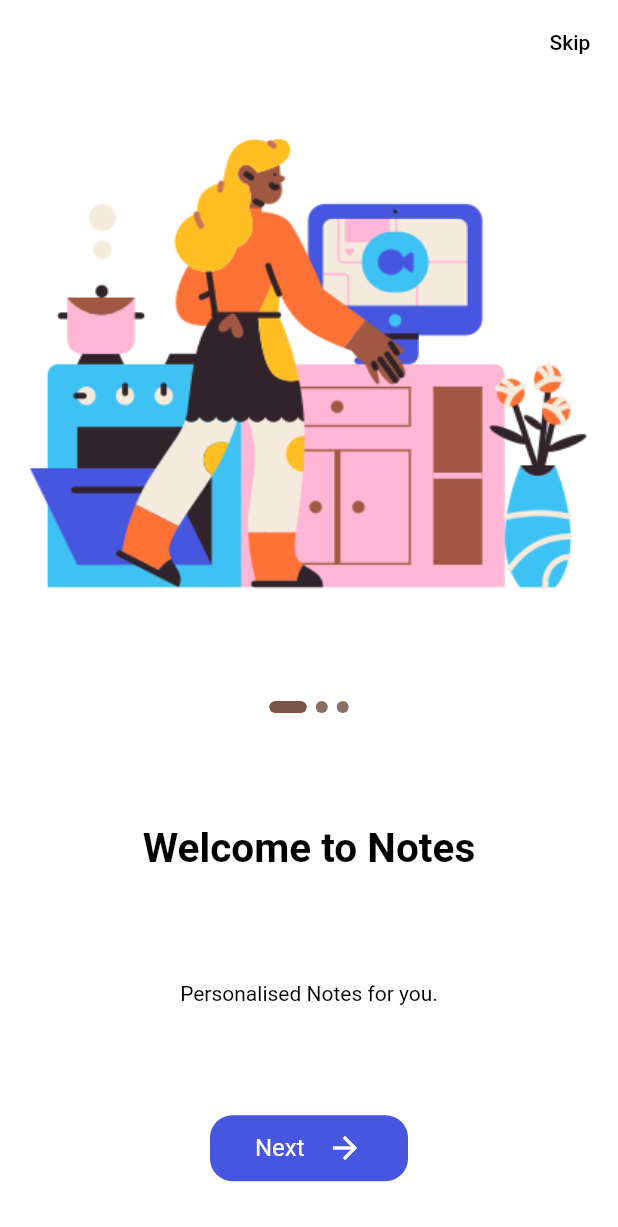
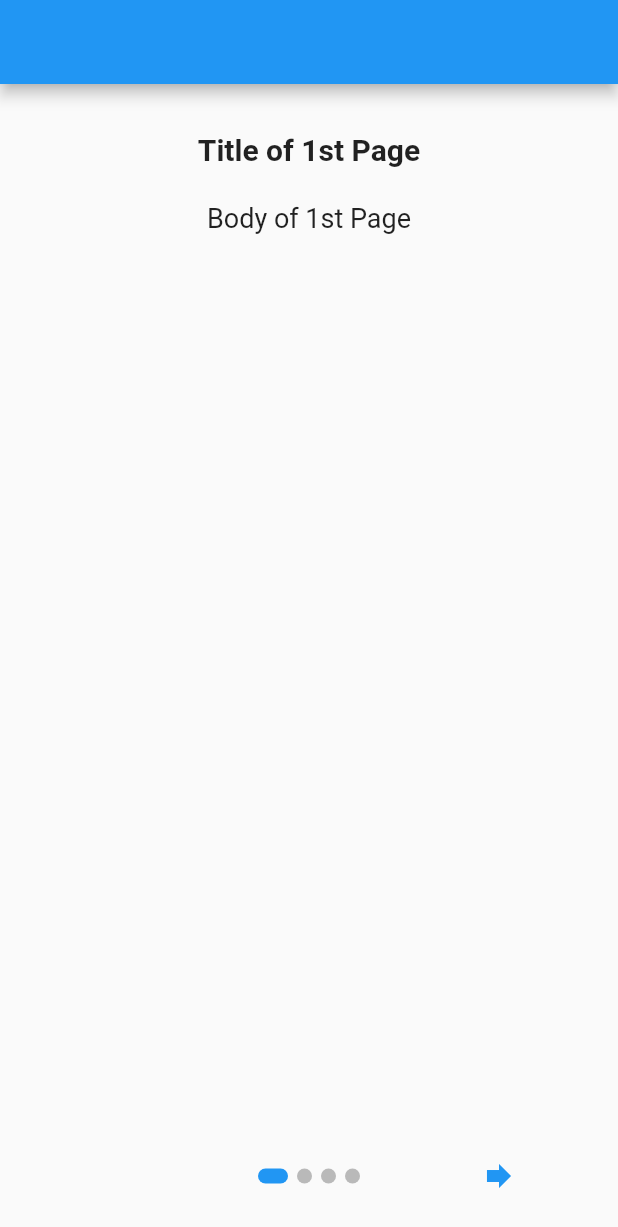
Before and after one commit to Munyaradzi-Chigangawa/notes-frontend, a Flutter app: the screen it shows after launch, on a phone screen of 412 x 824 dp. Shown: the top 1227 px of the screen. Run offline on Flutter 3.47's test engine with Material 2 defaults, Android fonts, the phone set to English and light mode, and no system bars; drawn by our look-alikes of introduction_screen; our stand-ins replace hive, hive_flutter; accounts and stored records are empty; Roboto replaces fonts that are missing (Montserrat, Poppins).

Commit message:
updated files

```diff
--- a/lib/main.dart
+++ b/lib/main.dart
@@ -1,12 +1,11 @@
 import 'package:flutter/material.dart';
-import 'package:notes/screens/main_menu.dart';
-import 'package:notes/screens/on_boarding.dart';
-import 'package:shared_preferences/shared_preferences.dart';
+import 'package:hive_flutter/adapters.dart';
+import 'package:notes/page_selector.dart';
 
-int? isviewed;
-Future<void> main() async {
-  SharedPreferences prefs = await SharedPreferences.getInstance();
-  isviewed = prefs.getInt('onBoard');
+void main() async {
+  WidgetsFlutterBinding.ensureInitialized();
+  await Hive.initFlutter();
+  await Hive.openBox('');
   runApp(const MyApp());
 }
 
@@ -20,6 +19,6 @@ class MyApp extends StatelessWidget {
         theme: ThemeData(
           primarySwatch: Colors.blue,
         ),
-        home: isviewed != 0 ? const OnBoard() : const MainMenu());
+        home: const PageSelector());
   }
 }
--- /dev/null
+++ b/lib/screens/on_board.dart
@@ -0,0 +1,58 @@
+import 'package:flutter/material.dart';
+import 'package:hive/hive.dart';
+import 'package:introduction_screen/introduction_screen.dart';
+import 'package:notes/screens/main_menu.dart';
+
+class OnBoard extends StatelessWidget {
+  const OnBoard({Key? key}) : super(key: key);
+
+  @override
+  Widget build(BuildContext context) {
+    final box = Hive.box('');
+
+    return Scaffold(
+      appBar: AppBar(),
+      body: IntroductionScreen(
+        pages: [
+          PageViewModel(
+            title: 'Title of 1st Page',
+            body: 'Body of 1st Page',
+          ),
+          PageViewModel(
+            title: 'Title of 2nd Page',
+            body: 'Body of 2nd Page',
+          ),
+          PageViewModel(
+            title: 'Title of 3rd Page',
+            body: 'Body of 3rd Page',
+          ),
+          PageViewModel(
+            title: 'Title of 4th Page',
+            body: 'Body of 4th Page',
+          ),
+        ],
+        onDone: () {
+          box.put('introduction', false);
+          Navigator.of(context).pushReplacement(
+            MaterialPageRoute(
+              builder: (BuildContext context) {
+                return const MainMenu();
+              },
+            ),
+          );
+        },
+        skip: const Icon(Icons.skip_next),
+        next: const Icon(Icons.forward),
+        done: const Text("Done", style: TextStyle(fontWeight: FontWeight.w600)),
+        dotsDecorator: DotsDecorator(
+            size: const Size.square(10.0),
+            activeSize: const Size(20.0, 10.0),
+            activeColor: Colors.blue,
+            color: Colors.black26,
+            spacing: const EdgeInsets.symmetric(horizontal: 3.0),
+            activeShape: RoundedRectangleBorder(
+                borderRadius: BorderRadius.circular(25.0))),
+      ),
+    );
+  }
+}
--- a/lib/screens/on_boarding.dart
+++ /dev/null
@@ -1,197 +0,0 @@
-import 'package:flutter/material.dart';
-import 'package:notes/constants/constants.dart';
-import 'package:notes/models/on_board.dart';
-import 'package:notes/screens/main_menu.dart';
-import 'package:shared_preferences/shared_preferences.dart';
-
-class OnBoard extends StatefulWidget {
-  const OnBoard({Key? key}) : super(key: key);
-
-  @override
-  _OnBoardState createState() => _OnBoardState();
-}
-
-class _OnBoardState extends State<OnBoard> {
-  int currentIndex = 0;
-  late PageController _pageController;
-  List<OnboardModel> screens = <OnboardModel>[
-    OnboardModel(
-      img: 'assets/images/img-1.png',
-      text: "Welcome to Notes",
-      desc: "Personalised Notes for you.",
-      bg: Colors.white,
-      button: const Color(0xFF4756DF),
-    ),
-    OnboardModel(
-      img: 'assets/images/img-2.png',
-      text: "Get all your notes in one place",
-      desc:
-          "We will help you to keep all your notes in one place. You can add notes, delete notes and edit notes.",
-      bg: const Color(0xFF4756DF),
-      button: Colors.white,
-    ),
-    OnboardModel(
-      img: 'assets/images/img-3.png',
-      text: "Ready to Ret Started?",
-      desc:
-          "You can start using Notes now. Enjoy your notes and get all your notes in one place.",
-      bg: Colors.white,
-      button: const Color(0xFF4756DF),
-    ),
-  ];
-
-  @override
-  void initState() {
-    _pageController = PageController(initialPage: 0);
-    super.initState();
-  }
-
-  @override
-  void dispose() {
-    _pageController.dispose();
-    super.dispose();
-  }
-
-  _storeOnboardInfo() async {
-    // ignore: avoid_print
-    print("Shared pref called");
-    int isViewed = 0;
-    SharedPreferences prefs = await SharedPreferences.getInstance();
-    await prefs.setInt('onBoard', isViewed);
-    // ignore: avoid_print
-    print(prefs.getInt('onBoard'));
-  }
-
-  @override
-  Widget build(BuildContext context) {
-    return Scaffold(
-      backgroundColor: currentIndex % 2 == 0 ? kwhite : kblue,
-      appBar: AppBar(
-        backgroundColor: currentIndex % 2 == 0 ? kwhite : kblue,
-        elevation: 0.0,
-        actions: [
-          TextButton(
-            onPressed: () {
-              _storeOnboardInfo();
-              Navigator.pushReplacement(context,
-                  MaterialPageRoute(builder: (context) => const MainMenu()));
-            },
-            child: Text(
-              "Skip",
-              style: TextStyle(
-                color: currentIndex % 2 == 0 ? kblack : kwhite,
-              ),
-            ),
-          )
-        ],
-      ),
-      body: Padding(
-        padding: const EdgeInsets.symmetric(horizontal: 20.0),
-        child: PageView.builder(
-            itemCount: screens.length,
-            controller: _pageController,
-            physics: const NeverScrollableScrollPhysics(),
-            onPageChanged: (int index) {
-              setState(() {
-                currentIndex = index;
-              });
-            },
-            itemBuilder: (_, index) {
-              return Column(
-                mainAxisAlignment: MainAxisAlignment.spaceAround,
-                crossAxisAlignment: CrossAxisAlignment.center,
-                mainAxisSize: MainAxisSize.min,
-                children: [
-                  Image.asset(screens[index].img),
-                  SizedBox(
-                    height: 10.0,
-                    child: ListView.builder(
-                      itemCount: screens.length,
-                      shrinkWrap: true,
-                      scrollDirection: Axis.horizontal,
-                      itemBuilder: (context, index) {
-                        return Row(
-                            mainAxisAlignment: MainAxisAlignment.center,
-                            children: [
-                              Container(
-                                margin:
-                                    const EdgeInsets.symmetric(horizontal: 3.0),
-                                width: currentIndex == index ? 25 : 8,
-                                height: 8,
-                                decoration: BoxDecoration(
-                                  color: currentIndex == index
-                                      ? kbrown
-                                      : kbrown300,
-                                  borderRadius: BorderRadius.circular(10.0),
-                                ),
-                              ),
-                            ]);
-                      },
-                    ),
-                  ),
-                  Text(
-                    screens[index].text,
-                    textAlign: TextAlign.center,
-                    style: TextStyle(
-                      fontSize: 27.0,
-                      fontWeight: FontWeight.bold,
-                      fontFamily: 'Poppins',
-                      color: index % 2 == 0 ? kblack : kwhite,
-                    ),
-                  ),
-                  Text(
-                    screens[index].desc,
-                    textAlign: TextAlign.center,
-                    style: TextStyle(
-                      fontSize: 14.0,
-                      fontFamily: 'Montserrat',
-                      color: index % 2 == 0 ? kblack : kwhite,
-                    ),
-                  ),
-                  InkWell(
-                    onTap: () async {
-                      // ignore: avoid_print
-                      print(index);
-                      if (index == screens.length - 1) {
-                        await _storeOnboardInfo();
-                        Navigator.pushReplacement(
-                            context,
-                            MaterialPageRoute(
-                                builder: (context) => const MainMenu()));
-                      }
-
-                      _pageController.nextPage(
-                        duration: const Duration(milliseconds: 300),
-                        curve: Curves.bounceIn,
-                      );
-                    },
-                    child: Container(
-                      padding: const EdgeInsets.symmetric(
-                          horizontal: 30.0, vertical: 10),
-                      decoration: BoxDecoration(
-                          color: index % 2 == 0 ? kblue : kwhite,
-                          borderRadius: BorderRadius.circular(15.0)),
-                      child: Row(mainAxisSize: MainAxisSize.min, children: [
-                        Text(
-                          "Next",
-                          style: TextStyle(
-                              fontSize: 16.0,
-                              color: index % 2 == 0 ? kwhite : kblue),
-                        ),
-                        const SizedBox(
-                          width: 15.0,
-                        ),
-                        Icon(
-                          Icons.arrow_forward_sharp,
-                          color: index % 2 == 0 ? kwhite : kblue,
-                        )
-                      ]),
-                    ),
-                  )
-                ],
-              );
-            }),
-      ),
-    );
-  }
-}
--- a/pubspec.yaml
+++ b/pubspec.yaml
@@ -35,7 +35,10 @@ dependencies:
   # Use with the CupertinoIcons class for iOS style icons.
   cupertino_icons: ^1.0.2
   http: ^0.13.4
-  shared_preferences: ^2.0.9
+  # shared_preferences: ^2.0.5
+  hive: ^2.0.6
+  hive_flutter: ^1.1.0
+  introduction_screen: ^3.0.0
 
 dev_dependencies:
   flutter_test:
```
Also changed, not shown: pubspec.lock, 1 other file.
